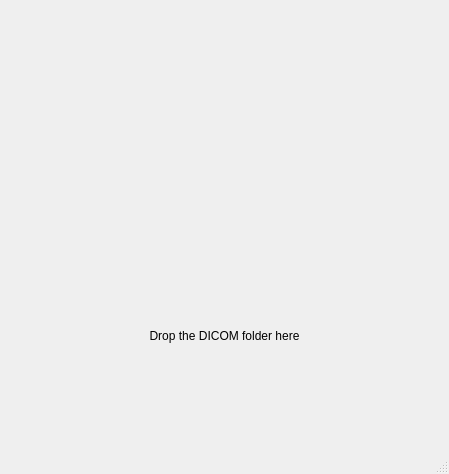
The window that mainwindow.ui (sgsfak/dicom-anon-upload) describes before a commit, drawn with Qt 5.
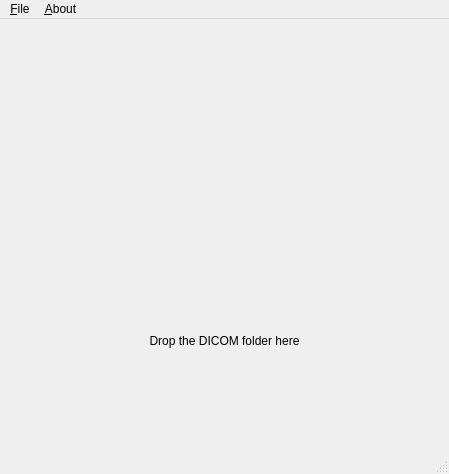
The same window after the commit. Icons and pictures are not drawn.

```diff
--- a/mainwindow.ui
+++ b/mainwindow.ui
@@ -46,9 +46,21 @@
      <x>0</x>
      <y>0</y>
      <width>449</width>
-     <height>22</height>
+     <height>24</height>
     </rect>
    </property>
+   <widget class="QMenu" name="menu_File">
+    <property name="title">
+     <string>&amp;File</string>
+    </property>
+   </widget>
+   <widget class="QMenu" name="menu_About">
+    <property name="title">
+     <string>&amp;About</string>
+    </property>
+   </widget>
+   <addaction name="menu_File"/>
+   <addaction name="menu_About"/>
   </widget>
   <widget class="QStatusBar" name="statusbar"/>
  </widget>
```
